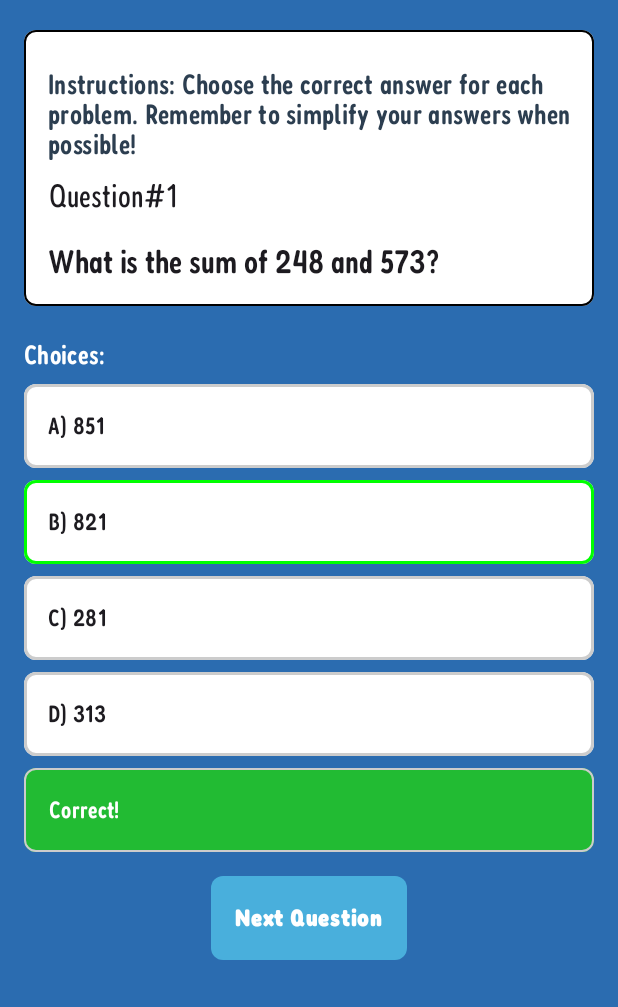
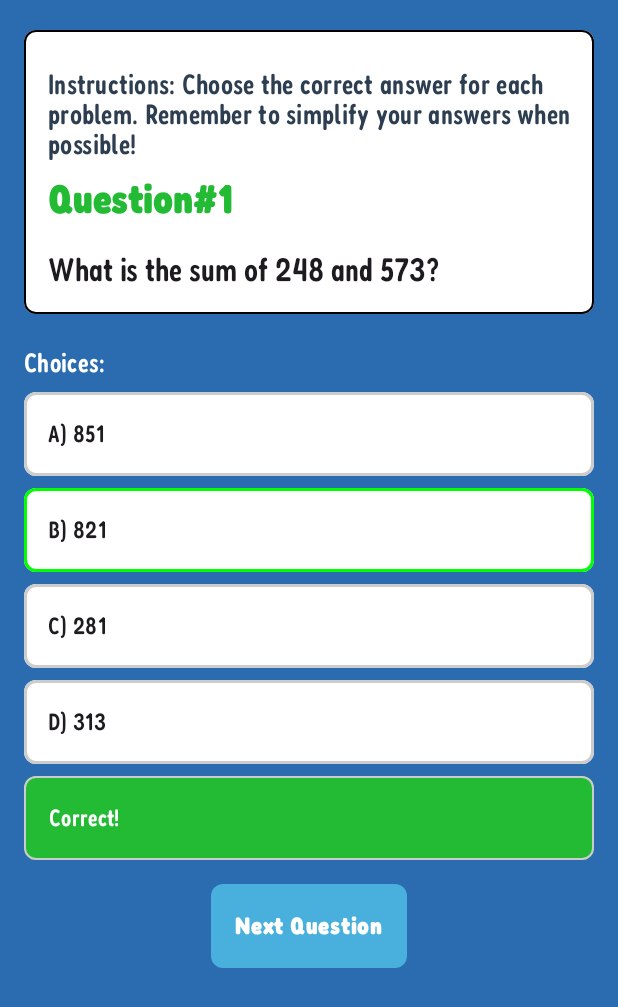
Before and after one commit to EbuenDev/EmathInsayo, an Android app built with Jetpack Compose: the @Preview function StoryAndQuizContentPreview, on a phone screen of 412 x 824 dp. Shown: the top 1007 px of the screen. Run offline under Robolectric (Android 15) with nearby library versions, the phone set to English and light mode, and no system bars; our stand-ins replace Dagger/Hilt's generated code.

```diff
--- a/app/src/main/java/com/project/emathinsayo/presenter/StoryAndQuiz.kt
+++ b/app/src/main/java/com/project/emathinsayo/presenter/StoryAndQuiz.kt
@@ -278,7 +278,10 @@ fun StoryAndQuizContent(
                         text = "Question#$questionNumber",
                         fontFamily = fredokaCondensedFont,
                         style = MaterialTheme.typography.titleLarge,
-                        textAlign = TextAlign.Center
+                        fontWeight = FontWeight.Bold,
+                        fontSize = 27.sp,
+                        textAlign = TextAlign.Center,
+                        color = Color(0xFF22BB33) // Dark green for visibility
                     )
 
                     // Show instruction only for the first question
@@ -671,7 +674,7 @@ fun GameResultDialog(score: Int, onHomeClick: () -> Unit, onPlayClick: () -> Uni
 
 
 
-
+@Preview
 @Composable
 fun StoryAndQuizContentPreview() {
     StoryAndQuizContent(
```
Also changed, not shown: app/src/main/java/com/project/emathinsayo/presenter/WebviewActivity.kt (+23 -4 lines).
